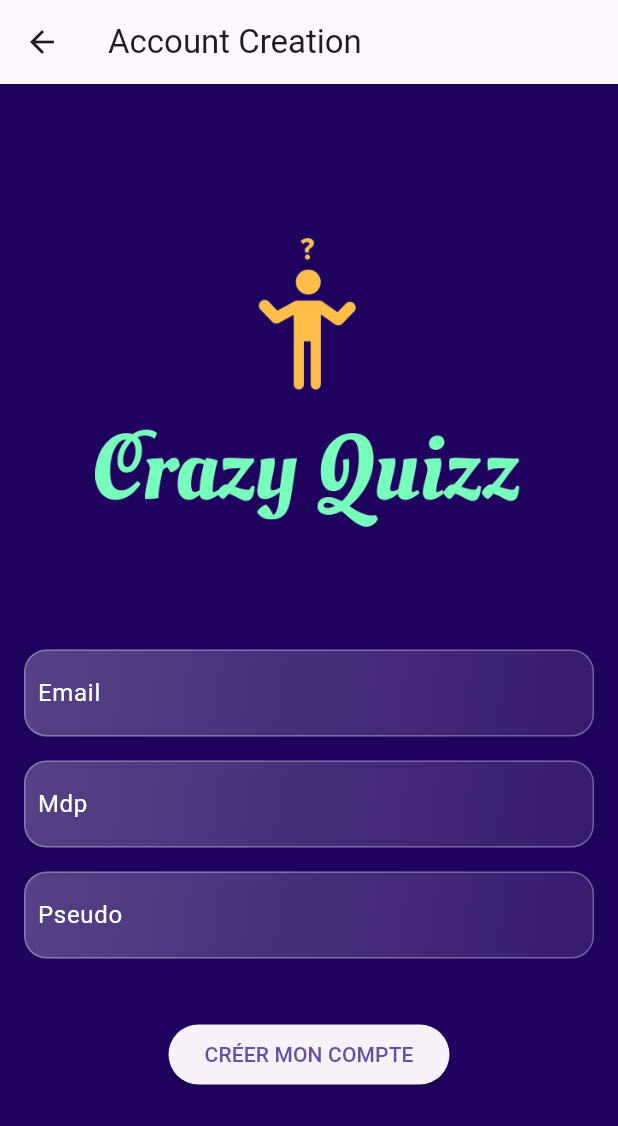
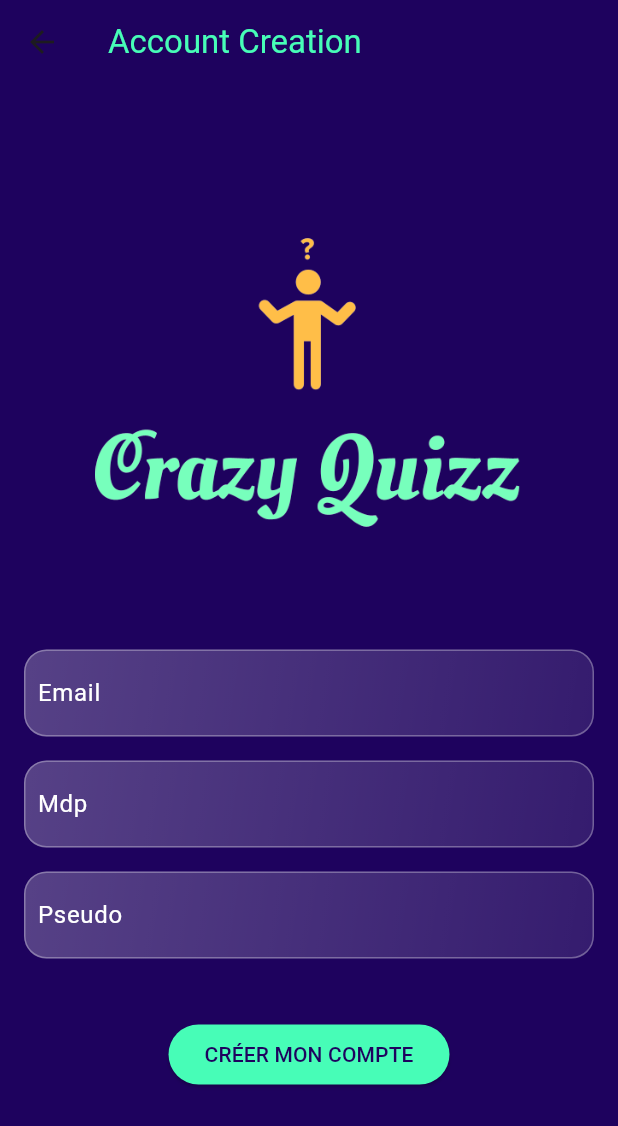
Before and after one commit to ThomasFabrePro/quizz_app_provider, a Flutter app: the screen it shows after launch, after a tap on "Créer un compte", on a phone screen of 412 x 824 dp. Shown: the top 1126 px of the screen. Run offline on Flutter 3.47's test engine with Material 3 defaults, Android fonts, the light colour scheme and no system bars; our stand-ins replace formz, go_router.

Commit message:
update front login + account creation

```diff
--- a/lib/app.dart
+++ b/lib/app.dart
@@ -51,10 +51,12 @@ class App extends StatelessWidget {
 
   @override
   Widget build(BuildContext context) {
-    return MaterialApp.router(
-      debugShowCheckedModeBanner: false,
-      theme: appTheme,
-      routerConfig: router(),
+    return SafeArea(
+      child: MaterialApp.router(
+        debugShowCheckedModeBanner: false,
+        theme: appTheme,
+        routerConfig: router(),
+      ),
     );
   }
 }
--- a/lib/common/theme.dart
+++ b/lib/common/theme.dart
@@ -1,10 +1,12 @@
 import 'package:flutter/material.dart';
 
 final appTheme = ThemeData(
-  // colorSchemeSeed: const Color.fromARGB(255, 30, 2, 94),
-  // primaryColor: const Color.fromARGB(255, 30, 2, 94),
   scaffoldBackgroundColor: const Color.fromARGB(255, 30, 2, 94),
-  // useMaterial3: true,
+  elevatedButtonTheme: ElevatedButtonThemeData(
+    style: ElevatedButton.styleFrom(
+      backgroundColor: ThemeConfig.primaryColor,
+    ),
+  ),
   textTheme: const TextTheme(
     displayLarge: TextStyle(
       fontFamily: 'Corben',
@@ -14,3 +16,8 @@ final appTheme = ThemeData(
     ),
   ),
 );
+
+class ThemeConfig {
+  static const Color primaryColor = Color.fromARGB(255, 71, 253, 183);
+  static const Color tertiaryColor = Color.fromARGB(255, 30, 2, 94);
+}
--- a/lib/login/screens/account_creation.dart
+++ b/lib/login/screens/account_creation.dart
@@ -1,5 +1,6 @@
 import 'package:flutter/material.dart';
 import 'package:provider/provider.dart';
+import 'package:quizz_app_provider/common/theme.dart';
 import 'package:quizz_app_provider/login/models/login_form.dart';
 import 'package:quizz_app_provider/login/widgets/create_account_button.dart';
 import 'package:quizz_app_provider/login/widgets/email_input.dart';
@@ -12,12 +13,16 @@ class AccountCreationPage extends StatelessWidget {
   @override
   Widget build(BuildContext context) {
     return Scaffold(
+      // extendBodyBehindAppBar: true,
       appBar: AppBar(
-        title: const Text('Account Creation'),
+        elevation: 0,
+        title: const Text('Account Creation',
+            style: TextStyle(color: ThemeConfig.primaryColor)),
+        backgroundColor: Colors.transparent,
       ),
       body: Center(
         child: Padding(
-          padding: const EdgeInsets.all(16.0),
+          padding: const EdgeInsets.symmetric(horizontal: 16.0),
           child: Container(
             constraints: const BoxConstraints(maxWidth: 400),
             child: ChangeNotifierProvider(
--- a/lib/login/screens/login.dart
+++ b/lib/login/screens/login.dart
@@ -15,17 +15,19 @@ class LoginPage extends StatelessWidget {
   @override
   Widget build(BuildContext context) {
     return Scaffold(
-      appBar: AppBar(
-        title: const Text('Login'),
-        // backgroundColor: Color.fromARGB(255, 92, 255, 193),
-      ),
+      // appBar: AppBar(
+      //   title: const Text('Login'),
+      //   // backgroundColor: Color.fromARGB(255, 92, 255, 193),
+      // ),
       body: Center(
         child: Padding(
-          padding: const EdgeInsets.all(16.0),
+          padding: const EdgeInsets.symmetric(horizontal: 16.0),
+          child: SingleChildScrollView(
             child: Container(
               constraints: const BoxConstraints(maxWidth: 400),
               child: ChangeNotifierProvider(
-                create: (context) => LoginForm(pseudo: const Pseudo.dirty('/')),
+                  create: (context) =>
+                      LoginForm(pseudo: const Pseudo.dirty('/')),
                   child: Builder(
                     builder: (context) {
                       return const Column(
@@ -55,6 +57,7 @@ class LoginPage extends StatelessWidget {
             ),
           ),
         ),
+      ),
     );
   }
 }
--- a/lib/login/widgets/create_account_button.dart
+++ b/lib/login/widgets/create_account_button.dart
@@ -1,6 +1,7 @@
 import 'package:flutter/material.dart';
 import 'package:go_router/go_router.dart';
 import 'package:provider/provider.dart';
+import 'package:quizz_app_provider/common/theme.dart';
 import 'package:quizz_app_provider/login/authentication_status.dart';
 import 'package:quizz_app_provider/login/models/login_form.dart';
 
@@ -11,6 +12,10 @@ class CreateAccountButton extends StatelessWidget {
   Widget build(BuildContext context) {
     return Consumer<LoginForm>(builder: (context, loginForm, child) {
       return ElevatedButton(
+        style: ButtonStyle(
+          backgroundColor:
+              MaterialStateProperty.all<Color>(ThemeConfig.primaryColor),
+        ),
         key: const Key('loginForm_continue_raisedButton'),
         onPressed: loginForm.isValid
             ? () async {
@@ -55,7 +60,8 @@ class CreateAccountButton extends StatelessWidget {
                         content: Text('Identifiants invalides')),
                   );
               },
-        child: const Text('CRÉER MON COMPTE'),
+        child: const Text('CRÉER MON COMPTE',
+            style: TextStyle(color: ThemeConfig.tertiaryColor)),
       );
     });
   }
--- a/lib/login/widgets/submit_button.dart
+++ b/lib/login/widgets/submit_button.dart
@@ -1,6 +1,7 @@
 import 'package:flutter/material.dart';
 import 'package:go_router/go_router.dart';
 import 'package:provider/provider.dart';
+import 'package:quizz_app_provider/common/theme.dart';
 import 'package:quizz_app_provider/login/authentication_status.dart';
 import 'package:quizz_app_provider/login/models/login_form.dart';
 
@@ -55,7 +56,8 @@ class SubmitButton extends StatelessWidget {
                         content: Text('Login invalide')),
                   );
               },
-        child: const Text('LOGIN'),
+        child: const Text('LOGIN',
+            style: TextStyle(color: ThemeConfig.tertiaryColor)),
       );
     });
   }
```
Lines whose indentation alone changed are shown as unchanged.
